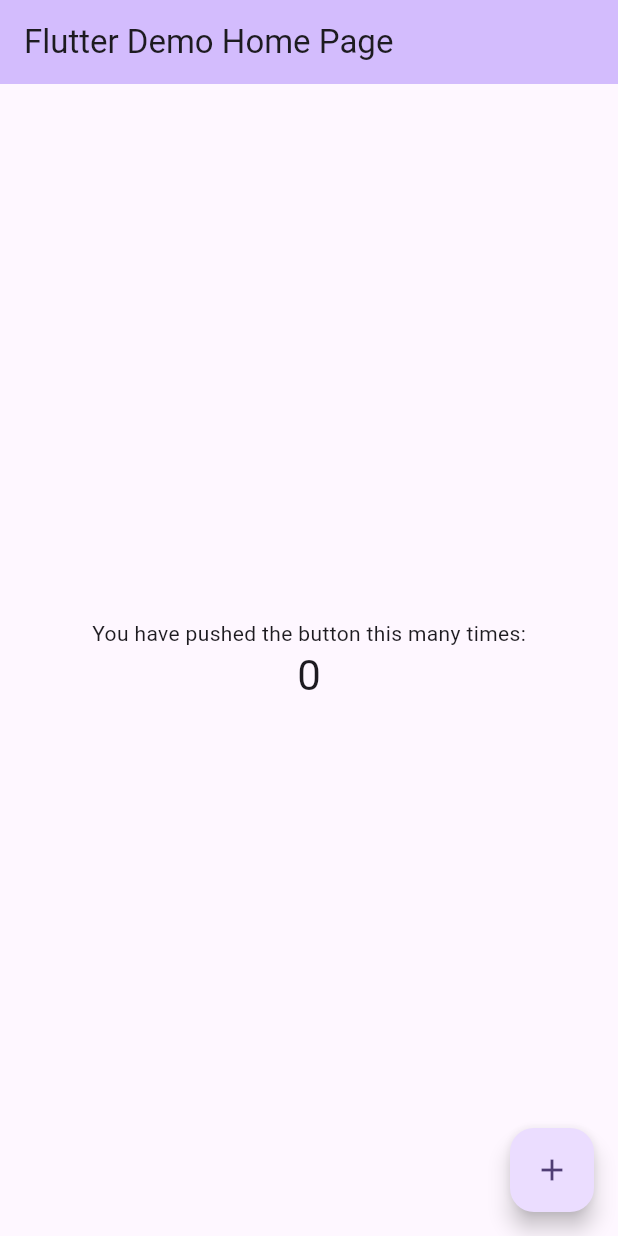
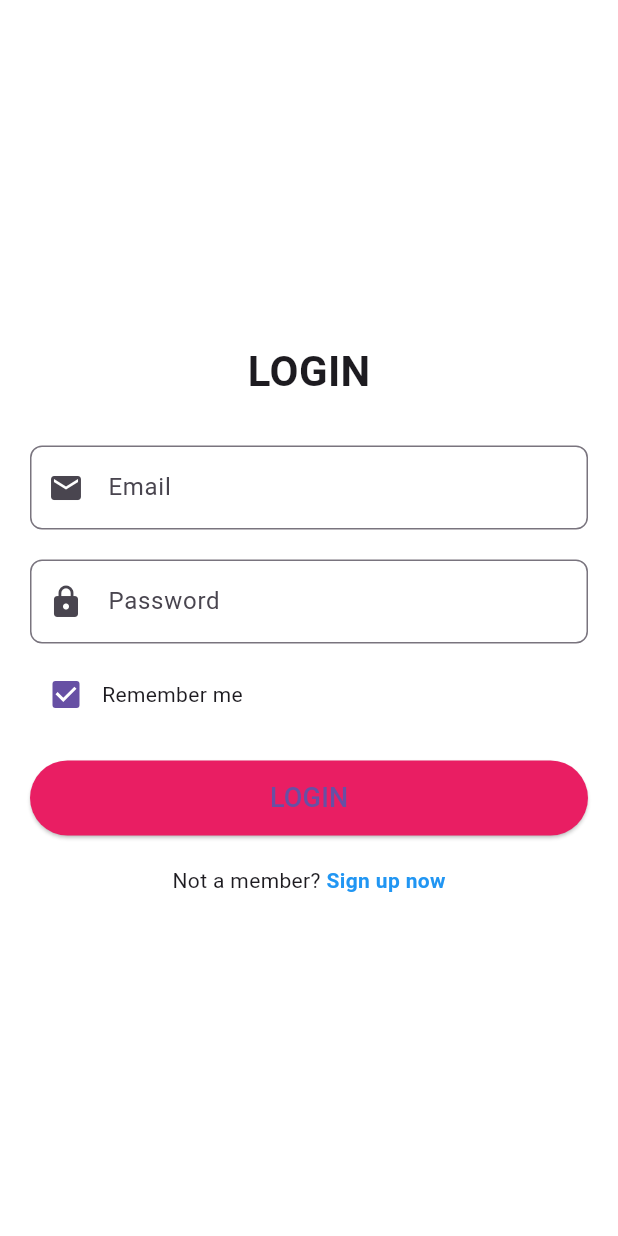
Before and after one commit to Rizwanhu/MultiGame-App, a Flutter app: the screen it shows after launch, on a phone screen of 412 x 824 dp. Run offline on Flutter 3.47's test engine with Material 3 defaults, Android fonts, the phone set to English and light mode, and no system bars.

Commit message:
login and signup configuration

```diff
--- /dev/null
+++ b/lib/login_signup.dart
@@ -0,0 +1,107 @@
+import 'package:flutter/material.dart';
+
+class LoginPage extends StatelessWidget {
+  const LoginPage({super.key});
+
+  @override
+  Widget build(BuildContext context) {
+    return Scaffold(
+      backgroundColor: Colors.white,
+      body: Padding(
+        padding: const EdgeInsets.all(20),
+        child: Column(
+          mainAxisAlignment: MainAxisAlignment.center,
+          children: [
+            const Text(
+              "LOGIN",
+              style: TextStyle(
+                fontSize: 28,
+                fontWeight: FontWeight.bold,
+              ),
+            ),
+            const SizedBox(height: 30),
+
+            // Email Field
+            TextField(
+              decoration: InputDecoration(
+                prefixIcon: Icon(Icons.email),
+                hintText: 'Email',
+                border: OutlineInputBorder(
+                  borderRadius: BorderRadius.circular(8),
+                ),
+              ),
+            ),
+            const SizedBox(height: 20),
+
+            // Password Field
+            TextField(
+              obscureText: true,
+              decoration: InputDecoration(
+                prefixIcon: Icon(Icons.lock),
+                hintText: 'Password',
+                border: OutlineInputBorder(
+                  borderRadius: BorderRadius.circular(8),
+                ),
+              ),
+            ),
+            const SizedBox(height: 10),
+
+            // Remember Me Checkbox
+            Row(
+              children: [
+                Checkbox(value: true, onChanged: (value) {}),
+                const Text("Remember me"),
+              ],
+            ),
+            const SizedBox(height: 20),
+
+            // Login Button
+            SizedBox(
+              width: double.infinity,
+              height: 50,
+              child: ElevatedButton(
+                style: ElevatedButton.styleFrom(
+                  backgroundColor: Colors.pink,
+                ),
+                onPressed: () {
+                  // Navigation
+                  Navigator.push(
+                    context,
+                    MaterialPageRoute(
+                      builder: (context) => const Placeholder(), // Replace with your next screen
+                    ),
+                  );
+                },
+                child: const Text(
+                  'LOGIN',
+                  style: TextStyle(fontSize: 18),
+                ),
+              ),
+            ),
+            const SizedBox(height: 20),
+
+            // Sign Up
+            Row(
+              mainAxisAlignment: MainAxisAlignment.center,
+              children: [
+                const Text("Not a member? "),
+                GestureDetector(
+                  onTap: () {
+                    // Navigate to Sign Up Page
+                  },
+                  child: const Text(
+                    "Sign up now",
+                    style: TextStyle(
+                      color: Colors.blue,
+                      fontWeight: FontWeight.bold,
+                    ),
+                  ),
+                ),
+              ],
+            ),
+          ],
+        ),
+      ),
+    );
+  }
+}
--- a/lib/main.dart
+++ b/lib/main.dart
@@ -1,125 +1,19 @@
 import 'package:flutter/material.dart';
+import 'login_signup.dart';  // Import the login_signup.dart file
 
 void main() {
-  runApp(const MyApp());
+  runApp(MyApp());
 }
 
 class MyApp extends StatelessWidget {
-  const MyApp({super.key});
-
-  // This widget is the root of your application.
   @override
   Widget build(BuildContext context) {
     return MaterialApp(
-      title: 'Flutter Demo',
+      title: 'Flutter App',
       theme: ThemeData(
-        // This is the theme of your application.
-        //
-        // TRY THIS: Try running your application with "flutter run". You'll see
-        // the application has a purple toolbar. Then, without quitting the app,
-        // try changing the seedColor in the colorScheme below to Colors.green
-        // and then invoke "hot reload" (save your changes or press the "hot
-        // reload" button in a Flutter-supported IDE, or press "r" if you used
-        // the command line to start the app).
-        //
-        // Notice that the counter didn't reset back to zero; the application
-        // state is not lost during the reload. To reset the state, use hot
-        // restart instead.
-        //
-        // This works for code too, not just values: Most code changes can be
-        // tested with just a hot reload.
-        colorScheme: ColorScheme.fromSeed(seedColor: Colors.deepPurple),
-        useMaterial3: true,
+        primarySwatch: Colors.blue,
       ),
-      home: const MyHomePage(title: 'Flutter Demo Home Page'),
+      home: LoginPage(),  // Calling the LoginSignupScreen from login_signup.dart
     );
   }
 }
-
-class MyHomePage extends StatefulWidget {
-  const MyHomePage({super.key, required this.title});
-
-  // This widget is the home page of your application. It is stateful, meaning
-  // that it has a State object (defined below) that contains fields that affect
-  // how it looks.
-
-  // This class is the configuration for the state. It holds the values (in this
-  // case the title) provided by the parent (in this case the App widget) and
-  // used by the build method of the State. Fields in a Widget subclass are
-  // always marked "final".
-
-  final String title;
-
-  @override
-  State<MyHomePage> createState() => _MyHomePageState();
-}
-
-class _MyHomePageState extends State<MyHomePage> {
-  int _counter = 0;
-
-  void _incrementCounter() {
-    setState(() {
-      // This call to setState tells the Flutter framework that something has
-      // changed in this State, which causes it to rerun the build method below
-      // so that the display can reflect the updated values. If we changed
-      // _counter without calling setState(), then the build method would not be
-      // called again, and so nothing would appear to happen.
-      _counter++;
-    });
-  }
-
-  @override
-  Widget build(BuildContext context) {
-    // This method is rerun every time setState is called, for instance as done
-    // by the _incrementCounter method above.
-    //
-    // The Flutter framework has been optimized to make rerunning build methods
-    // fast, so that you can just rebuild anything that needs updating rather
-    // than having to individually change instances of widgets.
-    return Scaffold(
-      appBar: AppBar(
-        // TRY THIS: Try changing the color here to a specific color (to
-        // Colors.amber, perhaps?) and trigger a hot reload to see the AppBar
-        // change color while the other colors stay the same.
-        backgroundColor: Theme.of(context).colorScheme.inversePrimary,
-        // Here we take the value from the MyHomePage object that was created by
-        // the App.build method, and use it to set our appbar title.
-        title: Text(widget.title),
-      ),
-      body: Center(
-        // Center is a layout widget. It takes a single child and positions it
-        // in the middle of the parent.
-        child: Column(
-          // Column is also a layout widget. It takes a list of children and
-          // arranges them vertically. By default, it sizes itself to fit its
-          // children horizontally, and tries to be as tall as its parent.
-          //
-          // Column has various properties to control how it sizes itself and
-          // how it positions its children. Here we use mainAxisAlignment to
-          // center the children vertically; the main axis here is the vertical
-          // axis because Columns are vertical (the cross axis would be
-          // horizontal).
-          //
-          // TRY THIS: Invoke "debug painting" (choose the "Toggle Debug Paint"
-          // action in the IDE, or press "p" in the console), to see the
-          // wireframe for each widget.
-          mainAxisAlignment: MainAxisAlignment.center,
-          children: <Widget>[
-            const Text(
-              'You have pushed the button this many times:',
-            ),
-            Text(
-              '$_counter',
-              style: Theme.of(context).textTheme.headlineMedium,
-            ),
-          ],
-        ),
-      ),
-      floatingActionButton: FloatingActionButton(
-        onPressed: _incrementCounter,
-        tooltip: 'Increment',
-        child: const Icon(Icons.add),
-      ), // This trailing comma makes auto-formatting nicer for build methods.
-    );
-  }
-}
```
Also changed, not shown: pubspec.lock.
